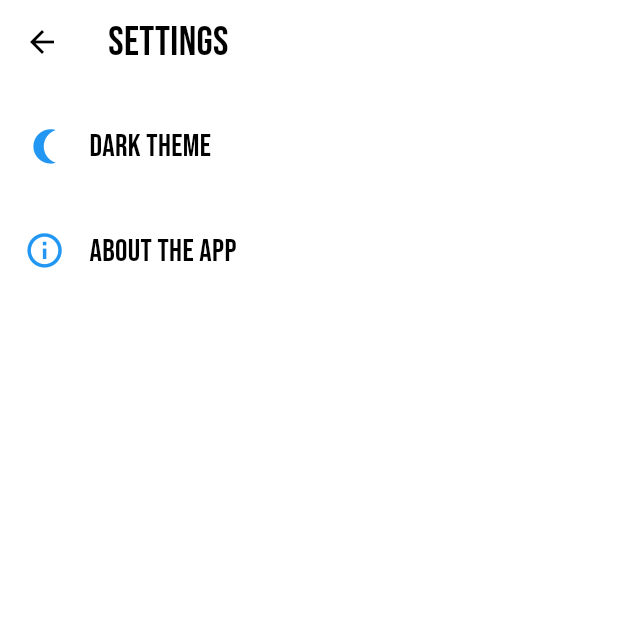
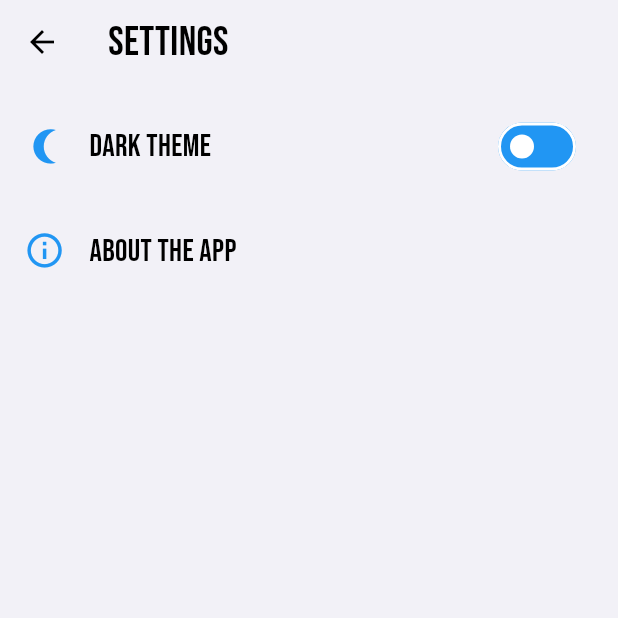
Before and after one commit to AHMADARBASH/Gameaway, a Flutter app: the SettingsScreen screen opened directly, on a phone screen of 412 x 824 dp, the top half of it. Run offline on Flutter 3.47's test engine with Material 3 defaults, Android fonts, the phone set to English and light mode, and no system bars; our stand-ins replace animate_do, bloc, cached_network_image, flutter_bloc, flutter_spinkit, fluttericon and 6 more; missing offline and left inert: colorful_safe_area; accounts and stored records are empty; network calls fail.

Commit message:
fix image preview and update flutter to 3.16

```diff
--- a/lib/layout/screens/bottom_bar/favotites.dart
+++ b/lib/layout/screens/bottom_bar/favotites.dart
@@ -115,7 +115,7 @@ class _FavoritesScreenState extends State<FavoritesScreen> {
             _isGiveaway
                 ? BlocBuilder<GiveawayFavoritesCubit, GiveawayFavoritesState>(
                     builder: (context, state) => FadeInUp(
-                      duration: const Duration(milliseconds: 1000),
+                      duration: const Duration(milliseconds: 800),
                       child: state is GiveawayFavoritesEmptyState
                           ? Column(
                               children: [
@@ -144,7 +144,7 @@ class _FavoritesScreenState extends State<FavoritesScreen> {
                 : BlocBuilder<FreetoPlayFavoritesCubit,
                     FreetoPlayFavoritesState>(
                     builder: (context, state) => FadeInUp(
-                      duration: const Duration(milliseconds: 1000),
+                      duration: const Duration(milliseconds: 800),
                       child: state is FreetoPlayFavoritesEmptyState
                           ? Column(
                               children: [
--- a/lib/layout/screens/bottom_bar/settings.dart
+++ b/lib/layout/screens/bottom_bar/settings.dart
@@ -1,11 +1,9 @@
-import 'package:animated_theme_switcher/animated_theme_switcher.dart';
 import 'package:flutter/material.dart';
 import 'package:flutter_bloc/flutter_bloc.dart';
 import 'package:gameaway/blocs/theme/theme_cubit.dart';
 import 'package:gameaway/blocs/theme/theme_state.dart';
 import 'package:gameaway/data/helpers/local_data.dart';
 import 'package:gameaway/utilities/context_extenstions.dart';
-import 'package:gameaway/utilities/themes.dart';
 import 'package:sizer/sizer.dart';
 
 class SettingsScreen extends StatefulWidget {
@@ -19,11 +17,7 @@ class _SettingsScreenState extends State<SettingsScreen> {
   bool _isDarkTheme = LocalData.getData(key: 'theme') == 'darkTheme';
   @override
   Widget build(BuildContext context) {
-    return ThemeProvider(
-      initTheme: Theme.of(context),
-      duration: const Duration(milliseconds: 300),
-      child: ThemeSwitchingArea(
-        child: Scaffold(
+    return Scaffold(
       appBar: AppBar(
         backgroundColor: Colors.transparent,
         elevation: 0,
@@ -54,31 +48,26 @@ class _SettingsScreenState extends State<SettingsScreen> {
                     .bodyMedium!
                     .copyWith(fontSize: context.isTablet ? 12.sp : 15.sp),
               ),
-                  trailing: ThemeSwitcher(
-                    builder: (context) => Switch(
+              trailing: Switch(
                 onChanged: (value) {
                   if (value == true) {
-                          ThemeSwitcher.of(context)
-                              .changeTheme(theme: themes['darkTheme']);
                     BlocProvider.of<ThemeCubit>(context).changeTheme(
                       themeName: 'darkTheme',
                     );
                     _isDarkTheme = value;
                     setState(() {});
                   } else {
-                          ThemeSwitcher.of(context).changeTheme(
-                              theme: themes['whiteTheme'], isReversed: true);
                     BlocProvider.of<ThemeCubit>(context)
                         .changeTheme(themeName: 'whiteTheme');
                     _isDarkTheme = false;
                   }
                 },
                 activeColor: Theme.of(context).colorScheme.primary,
+                inactiveTrackColor: Theme.of(context).colorScheme.primary,
                 value: _isDarkTheme ||
                         LocalData.getData(key: 'theme') == 'darkTheme'
                     ? true
                     : false,
-                    ),
               ),
             ),
           ),
@@ -104,11 +93,9 @@ class _SettingsScreenState extends State<SettingsScreen> {
                               child: Text(
                                 'OK',
                                 style: TextStyle(
-                                        color: Theme.of(context)
-                                            .colorScheme
-                                            .primary,
-                                        fontSize:
-                                            context.isTablet ? 10.sp : 12.sp),
+                                    color:
+                                        Theme.of(context).colorScheme.primary,
+                                    fontSize: context.isTablet ? 10.sp : 12.sp),
                               ))
                         ],
                         backgroundColor:
@@ -119,8 +106,7 @@ class _SettingsScreenState extends State<SettingsScreen> {
                               .textTheme
                               .bodyMedium!
                               .copyWith(
-                                      fontSize:
-                                          context.isTablet ? 12.sp : 15.sp,
+                                  fontSize: context.isTablet ? 12.sp : 15.sp,
                                   fontWeight: FontWeight.normal),
                         ),
                       ));
@@ -140,8 +126,6 @@ class _SettingsScreenState extends State<SettingsScreen> {
           )
         ],
       ),
-        ),
-      ),
     );
   }
 }
--- a/lib/layout/screens/shared/image_preview_screen.dart
+++ b/lib/layout/screens/shared/image_preview_screen.dart
@@ -41,7 +41,8 @@ class _ImagePreviewScreenState extends State<ImagePreviewScreen> {
               : widget.freetoPlay!.id,
           child: SizedBox(
             width: context.width,
-            height: context.height * 0.7,
+            height:
+                context.isTablet ? context.height * 0.7 : context.height * 0.30,
             child: CachedNetworkImage(
               imageUrl: widget.giveaway == null
                   ? widget.freetoPlay!.thumbnail
--- a/lib/layout/widgets/category_widget.dart
+++ b/lib/layout/widgets/category_widget.dart
@@ -2,6 +2,7 @@ import 'package:flutter/material.dart';
 import 'package:gameaway/utilities/context_extenstions.dart';
 import 'package:sizer/sizer.dart';
 
+// ignore: must_be_immutable
 class CategoryWidget extends StatefulWidget {
   var globalIndex;
   var index;
--- a/lib/utilities/themes.dart
+++ b/lib/utilities/themes.dart
@@ -3,6 +3,8 @@ import 'package:google_fonts/google_fonts.dart';
 
 Map<String, dynamic> themes = {
   'whiteTheme': ThemeData(
+    useMaterial3: true,
+    scaffoldBackgroundColor: const Color(0xfff2f1f7),
     appBarTheme:
         const AppBarTheme(backgroundColor: Colors.transparent, elevation: 0),
     canvasColor: const Color(0xfff2f1f7),
@@ -19,6 +21,8 @@ Map<String, dynamic> themes = {
     shadowColor: Colors.grey[200]!,
   ),
   'darkTheme': ThemeData(
+    useMaterial3: true,
+    scaffoldBackgroundColor: const Color(0xff0f1416),
     appBarTheme: AppBarTheme(backgroundColor: Colors.blueGrey[900]!),
     canvasColor: const Color(0xff0f1416),
     colorScheme: ColorScheme.fromSwatch().copyWith(
--- a/pubspec.yaml
+++ b/pubspec.yaml
@@ -50,11 +50,10 @@ dependencies:
   google_fonts: ^4.0.3
   cached_network_image: ^3.2.3
   colorful_safe_area: ^1.0.0
-  fluttertoast: ^8.2.1
+  fluttertoast: ^8.2.4
   flutter_spinkit: ^5.1.0
   like_button: ^2.0.5
-  sqflite:
-  animated_theme_switcher: ^2.0.8
+  sqflite: ^2.2.0
   sqflite_common_ffi: ^2.2.5
 
 
```
Also changed, not shown: pubspec.lock, 1 other file. Lines whose indentation alone changed are shown as unchanged.
